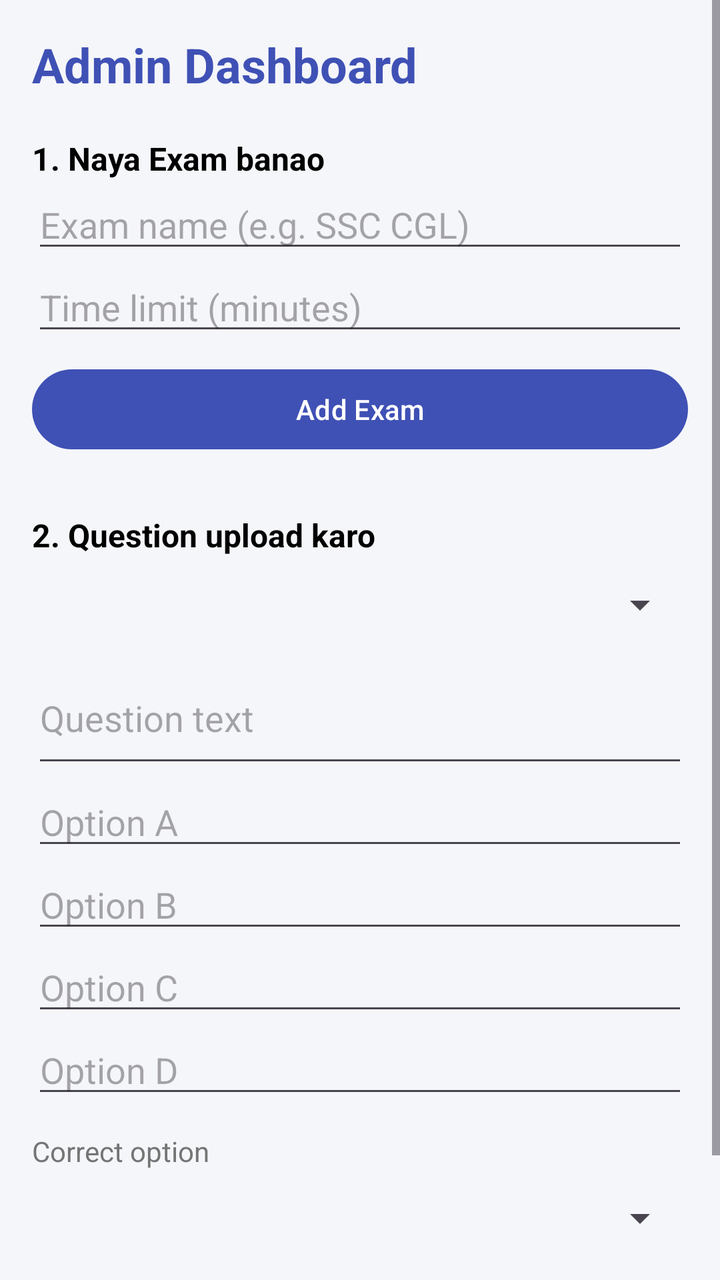
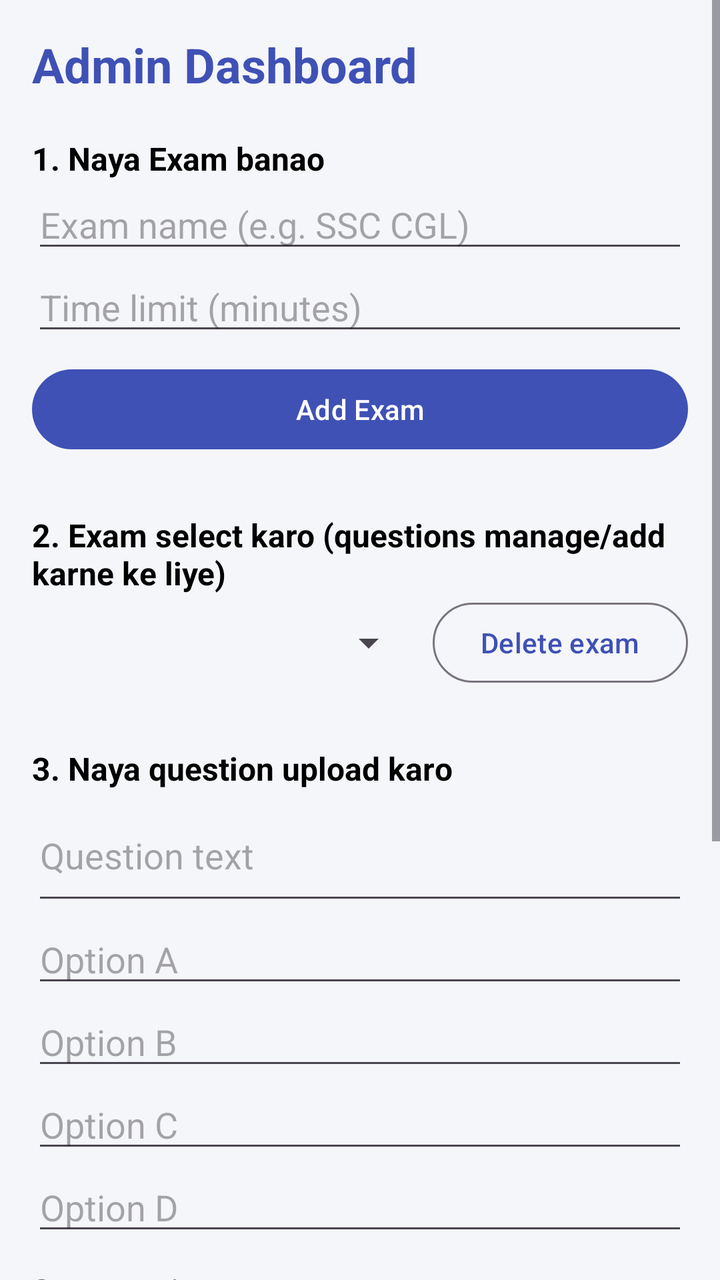

Two renders of the same Android screen: before a commit and after it. Below are the layout's source before the change and the commit's diff.
<!-- AndroidManifest.xml: application theme Theme.Eve -->
<!-- res/layout/activity_admin.xml -->
<?xml version="1.0" encoding="utf-8"?>
<ScrollView xmlns:android="http://schemas.android.com/apk/res/android"
    android:layout_width="match_parent"
    android:layout_height="match_parent">

    <LinearLayout
        android:layout_width="match_parent"
        android:layout_height="wrap_content"
        android:orientation="vertical"
        android:padding="16dp">

        <TextView
            android:layout_width="wrap_content"
            android:layout_height="wrap_content"
            android:text="Admin Dashboard"
            android:textColor="@color/eve_primary"
            android:textSize="24sp"
            android:textStyle="bold" />

        
        <TextView
            android:layout_width="wrap_content"
            android:layout_height="wrap_content"
            android:layout_marginTop="20dp"
            android:text="1. Naya Exam banao"
            android:textColor="@android:color/black"
            android:textSize="16sp"
            android:textStyle="bold" />

        <EditText
            android:id="@+id/etExamName"
            android:layout_width="match_parent"
            android:layout_height="wrap_content"
            android:hint="Exam name (e.g. SSC CGL)"
            android:inputType="textCapWords" />

        <EditText
            android:id="@+id/etExamMinutes"
            android:layout_width="match_parent"
            android:layout_height="wrap_content"
            android:hint="Time limit (minutes)"
            android:inputType="number" />

        <com.google.android.material.button.MaterialButton
            android:id="@+id/btnAddExam"
            android:layout_width="match_parent"
            android:layout_height="wrap_content"
            android:layout_marginTop="8dp"
            android:text="Add Exam" />

        
        <TextView
            android:layout_width="wrap_content"
            android:layout_height="wrap_content"
            android:layout_marginTop="28dp"
            android:text="2. Question upload karo"
            android:textColor="@android:color/black"
            android:textSize="16sp"
            android:textStyle="bold" />

        <Spinner
            android:id="@+id/spExam"
            android:layout_width="match_parent"
            android:layout_height="48dp" />

        <EditText
            android:id="@+id/etQuestion"
            android:layout_width="match_parent"
            android:layout_height="wrap_content"
            android:hint="Question text"
            android:inputType="textMultiLine|textCapSentences"
            android:minLines="2" />

        <EditText
            android:id="@+id/etOptionA"
            android:layout_width="match_parent"
            android:layout_height="wrap_content"
            android:hint="Option A"
            android:inputType="text" />

        <EditText
            android:id="@+id/etOptionB"
            android:layout_width="match_parent"
            android:layout_height="wrap_content"
            android:hint="Option B"
            android:inputType="text" />

        <EditText
            android:id="@+id/etOptionC"
            android:layout_width="match_parent"
            android:layout_height="wrap_content"
            android:hint="Option C"
            android:inputType="text" />

        <EditText
            android:id="@+id/etOptionD"
            android:layout_width="match_parent"
            android:layout_height="wrap_content"
            android:hint="Option D"
            android:inputType="text" />

        <TextView
            android:layout_width="wrap_content"
            android:layout_height="wrap_content"
            android:layout_marginTop="12dp"
            android:text="Correct option"
            android:textColor="@color/eve_grey" />

        <Spinner
            android:id="@+id/spCorrect"
            android:layout_width="match_parent"
            android:layout_height="48dp" />

        <com.google.android.material.button.MaterialButton
            android:id="@+id/btnUpload"
            android:layout_width="match_parent"
            android:layout_height="wrap_content"
            android:layout_marginTop="12dp"
            android:text="Upload to Firestore" />

        <ProgressBar
            android:id="@+id/progress"
            android:layout_width="wrap_content"
            android:layout_height="wrap_content"
            android:layout_gravity="center_horizontal"
            android:layout_marginTop="12dp"
            android:visibility="gone" />
    </LinearLayout>
</ScrollView>
<!-- resources referenced by this layout -->
<resources>
  <color name="eve_grey">#757575</color>
  <color name="eve_primary">#3F51B5</color>
  <style name="Theme.Eve" parent="Theme.Material3.Light.NoActionBar">
          <item name="colorPrimary">@color/eve_primary</item>
          <item name="colorOnPrimary">@android:color/white</item>
          <item name="colorSecondary">@color/eve_accent</item>
          <item name="android:windowBackground">@color/eve_bg</item>
          <item name="android:statusBarColor">@color/eve_primary_dark</item>
      </style>
  <color name="eve_accent">#FF6D00</color>
  <color name="eve_bg">#F5F6FA</color>
  <color name="eve_primary_dark">#303F9F</color>
</resources>

<!-- the commit's change to res/layout/activity_admin.xml (unified diff, before → after) -->
@@ -1,129 +1,262 @@
 <?xml version="1.0" encoding="utf-8"?>
-<ScrollView xmlns:android="http://schemas.android.com/apk/res/android"
+<LinearLayout xmlns:android="http://schemas.android.com/apk/res/android"
     android:layout_width="match_parent"
-    android:layout_height="match_parent">
-
-    <LinearLayout
+    android:layout_height="match_parent"
+    android:orientation="vertical">
+
+    <ScrollView
         android:layout_width="match_parent"
-        android:layout_height="wrap_content"
-        android:orientation="vertical"
-        android:padding="16dp">
-
-        <TextView
-            android:layout_width="wrap_content"
-            android:layout_height="wrap_content"
-            android:text="Admin Dashboard"
-            android:textColor="@color/eve_primary"
-            android:textSize="24sp"
-            android:textStyle="bold" />
-
-        
-        <TextView
-            android:layout_width="wrap_content"
-            android:layout_height="wrap_content"
-            android:layout_marginTop="20dp"
-            android:text="1. Naya Exam banao"
-            android:textColor="@android:color/black"
-            android:textSize="16sp"
-            android:textStyle="bold" />
-
-        <EditText
-            android:id="@+id/etExamName"
+        android:layout_height="0dp"
+        android:layout_weight="1">
+
+        <LinearLayout
             android:layout_width="match_parent"
             android:layout_height="wrap_content"
-            android:hint="Exam name (e.g. SSC CGL)"
-            android:inputType="textCapWords" />
-
-        <EditText
-            android:id="@+id/etExamMinutes"
-            android:layout_width="match_parent"
-            android:layout_height="wrap_content"
-            android:hint="Time limit (minutes)"
-            android:inputType="number" />
-
-        <com.google.android.material.button.MaterialButton
-            android:id="@+id/btnAddExam"
-            android:layout_width="match_parent"
-            android:layout_height="wrap_content"
-            android:layout_marginTop="8dp"
-            android:text="Add Exam" />
-
-        
-        <TextView
-            android:layout_width="wrap_content"
-            android:layout_height="wrap_content"
-            android:layout_marginTop="28dp"
-            android:text="2. Question upload karo"
-            android:textColor="@android:color/black"
-            android:textSize="16sp"
-            android:textStyle="bold" />
-
-        <Spinner
-            android:id="@+id/spExam"
-            android:layout_width="match_parent"
-            android:layout_height="48dp" />
-
-        <EditText
-            android:id="@+id/etQuestion"
-            android:layout_width="match_parent"
-            android:layout_height="wrap_content"
-            android:hint="Question text"
-            android:inputType="textMultiLine|textCapSentences"
-            android:minLines="2" />
-
-        <EditText
-            android:id="@+id/etOptionA"
-            android:layout_width="match_parent"
-            android:layout_height="wrap_content"
-            android:hint="Option A"
-            android:inputType="text" />
-
-        <EditText
-            android:id="@+id/etOptionB"
-            android:layout_width="match_parent"
-            android:layout_height="wrap_content"
-            android:hint="Option B"
-            android:inputType="text" />
-
-        <EditText
-            android:id="@+id/etOptionC"
-            android:layout_width="match_parent"
-            android:layout_height="wrap_content"
-            android:hint="Option C"
-            android:inputType="text" />
-
-        <EditText
-            android:id="@+id/etOptionD"
-            android:layout_width="match_parent"
-            android:layout_height="wrap_content"
-            android:hint="Option D"
-            android:inputType="text" />
-
-        <TextView
-            android:layout_width="wrap_content"
-            android:layout_height="wrap_content"
-            android:layout_marginTop="12dp"
-            android:text="Correct option"
-            android:textColor="@color/eve_grey" />
-
-        <Spinner
-            android:id="@+id/spCorrect"
-            android:layout_width="match_parent"
-            android:layout_height="48dp" />
-
-        <com.google.android.material.button.MaterialButton
-            android:id="@+id/btnUpload"
-            android:layout_width="match_parent"
-            android:layout_height="wrap_content"
-            android:layout_marginTop="12dp"
-            android:text="Upload to Firestore" />
-
-        <ProgressBar
-            android:id="@+id/progress"
-            android:layout_width="wrap_content"
-            android:layout_height="wrap_content"
-            android:layout_gravity="center_horizontal"
-            android:layout_marginTop="12dp"
-            android:visibility="gone" />
-    </LinearLayout>
-</ScrollView>
+            android:orientation="vertical"
+            android:padding="16dp">
+
+            <TextView
+                android:layout_width="wrap_content"
+                android:layout_height="wrap_content"
+                android:text="Admin Dashboard"
+                android:textColor="@color/eve_primary"
+                android:textSize="24sp"
+                android:textStyle="bold" />
+
+            
+            <TextView
+                android:layout_width="wrap_content"
+                android:layout_height="wrap_content"
+                android:layout_marginTop="20dp"
+                android:text="1. Naya Exam banao"
+                android:textColor="@android:color/black"
+                android:textSize="16sp"
+                android:textStyle="bold" />
+
+            <EditText
+                android:id="@+id/etExamName"
+                android:layout_width="match_parent"
+                android:layout_height="wrap_content"
+                android:hint="Exam name (e.g. SSC CGL)"
+                android:inputType="textCapWords" />
+
+            <EditText
+                android:id="@+id/etExamMinutes"
+                android:layout_width="match_parent"
+                android:layout_height="wrap_content"
+                android:hint="Time limit (minutes)"
+                android:inputType="number" />
+
+            <com.google.android.material.button.MaterialButton
+                android:id="@+id/btnAddExam"
+                android:layout_width="match_parent"
+                android:layout_height="wrap_content"
+                android:layout_marginTop="8dp"
+                android:text="Add Exam" />
+
+            
+            <TextView
+                android:layout_width="wrap_content"
+                android:layout_height="wrap_content"
+                android:layout_marginTop="28dp"
+                android:text="2. Exam select karo (questions manage/add karne ke liye)"
+                android:textColor="@android:color/black"
+                android:textSize="16sp"
+                android:textStyle="bold" />
+
+            <LinearLayout
+                android:layout_width="match_parent"
+                android:layout_height="wrap_content"
+                android:gravity="center_vertical"
+                android:orientation="horizontal">
+
+                <Spinner
+                    android:id="@+id/spExam"
+                    android:layout_width="0dp"
+                    android:layout_height="48dp"
+                    android:layout_weight="1" />
+
+                <com.google.android.material.button.MaterialButton
+                    android:id="@+id/btnDeleteExam"
+                    style="@style/Widget.Material3.Button.OutlinedButton"
+                    android:layout_width="wrap_content"
+                    android:layout_height="wrap_content"
+                    android:layout_marginStart="8dp"
+                    android:text="Delete exam" />
+            </LinearLayout>
+
+            
+            <TextView
+                android:id="@+id/tvFormTitle"
+                android:layout_width="wrap_content"
+                android:layout_height="wrap_content"
+                android:layout_marginTop="28dp"
+                android:text="3. Naya question upload karo"
+                android:textColor="@android:color/black"
+                android:textSize="16sp"
+                android:textStyle="bold" />
+
+            <EditText
+                android:id="@+id/etQuestion"
+                android:layout_width="match_parent"
+                android:layout_height="wrap_content"
+                android:hint="Question text"
+                android:inputType="textMultiLine|textCapSentences"
+                android:minLines="2" />
+
+            <EditText
+                android:id="@+id/etOptionA"
+                android:layout_width="match_parent"
+                android:layout_height="wrap_content"
+                android:hint="Option A"
+                android:inputType="text" />
+
+            <EditText
+                android:id="@+id/etOptionB"
+                android:layout_width="match_parent"
+                android:layout_height="wrap_content"
+                android:hint="Option B"
+                android:inputType="text" />
+
+            <EditText
+                android:id="@+id/etOptionC"
+                android:layout_width="match_parent"
+                android:layout_height="wrap_content"
+                android:hint="Option C"
+                android:inputType="text" />
+
+            <EditText
+                android:id="@+id/etOptionD"
+                android:layout_width="match_parent"
+                android:layout_height="wrap_content"
+                android:hint="Option D"
+                android:inputType="text" />
+
+            <TextView
+                android:layout_width="wrap_content"
+                android:layout_height="wrap_content"
+                android:layout_marginTop="12dp"
+                android:text="Correct option"
+                android:textColor="@color/eve_grey" />
+
+            <Spinner
+                android:id="@+id/spCorrect"
+                android:layout_width="match_parent"
+                android:layout_height="48dp" />
+
+            <LinearLayout
+                android:layout_width="match_parent"
+                android:layout_height="wrap_content"
+                android:layout_marginTop="12dp"
+                android:orientation="horizontal">
+
+                <com.google.android.material.button.MaterialButton
+                    android:id="@+id/btnUpload"
+                    android:layout_width="0dp"
+                    android:layout_height="wrap_content"
+                    android:layout_weight="1"
+                    android:text="Upload to Firestore" />
+
+                <com.google.android.material.button.MaterialButton
+                    android:id="@+id/btnCancelEdit"
+                    style="@style/Widget.Material3.Button.TextButton"
+                    android:layout_width="wrap_content"
+                    android:layout_height="wrap_content"
+                    android:layout_marginStart="8dp"
+                    android:text="Cancel"
+                    android:visibility="gone" />
+            </LinearLayout>
+
+            <ProgressBar
+                android:id="@+id/progress"
+                android:layout_width="wrap_content"
+                android:layout_height="wrap_content"
+                android:layout_gravity="center_horizontal"
+                android:layout_marginTop="12dp"
+                android:visibility="gone" />
+
+            
+            <TextView
+                android:layout_width="wrap_content"
+                android:layout_height="wrap_content"
+                android:layout_marginTop="28dp"
+                android:text="4. Is exam ke questions"
+                android:textColor="@android:color/black"
+                android:textSize="16sp"
+                android:textStyle="bold" />
+
+            <TextView
+                android:id="@+id/tvNoQuestions"
+                android:layout_width="match_parent"
+                android:layout_height="wrap_content"
+                android:padding="12dp"
+                android:text="Koi question nahi hai abhi"
+                android:textColor="@color/eve_grey"
+                android:visibility="gone" />
+
+            <androidx.recyclerview.widget.RecyclerView
+                android:id="@+id/rvQuestions"
+                android:layout_width="match_parent"
+                android:layout_height="wrap_content"
+                android:nestedScrollingEnabled="false" />
+
+            
+            <TextView
+                android:layout_width="wrap_content"
+                android:layout_height="wrap_content"
+                android:layout_marginTop="28dp"
+                android:text="5. Admins manage karo"
+                android:textColor="@android:color/black"
+                android:textSize="16sp"
+                android:textStyle="bold" />
+
+            <TextView
+                android:layout_width="match_parent"
+                android:layout_height="wrap_content"
+                android:layout_marginTop="4dp"
+                android:layout_marginBottom="8dp"
+                android:text="Naya email add karo taaki wo bhi bina app update kiye Admin ban jaye"
+                android:textColor="@color/eve_grey"
+                android:textSize="13sp" />
+
+            <LinearLayout
+                android:layout_width="match_parent"
+                android:layout_height="wrap_content"
+                android:orientation="horizontal">
+
+                <EditText
+                    android:id="@+id/etAdminEmail"
+                    android:layout_width="0dp"
+                    android:layout_height="wrap_content"
+                    android:layout_weight="1"
+                    android:hint="naya-admin@gmail.com"
+                    android:inputType="textEmailAddress" />
+
+                <com.google.android.material.button.MaterialButton
+                    android:id="@+id/btnAddAdmin"
+                    android:layout_width="wrap_content"
+                    android:layout_height="wrap_content"
+                    android:layout_marginStart="8dp"
+                    android:text="Add" />
+            </LinearLayout>
+
+            <TextView
+                android:id="@+id/tvNoAdmins"
+                android:layout_width="match_parent"
+                android:layout_height="wrap_content"
+                android:layout_marginTop="8dp"
+                android:padding="8dp"
+                android:text="Abhi koi extra admin add nahi kiya"
+                android:textColor="@color/eve_grey"
+                android:visibility="gone" />
+
+            <androidx.recyclerview.widget.RecyclerView
+                android:id="@+id/rvAdmins"
+                android:layout_width="match_parent"
+                android:layout_height="wrap_content"
+                android:layout_marginTop="4dp"
+                android:nestedScrollingEnabled="false" />
+
+        </LinearLayout>
+    </ScrollView>
+</LinearLayout>
